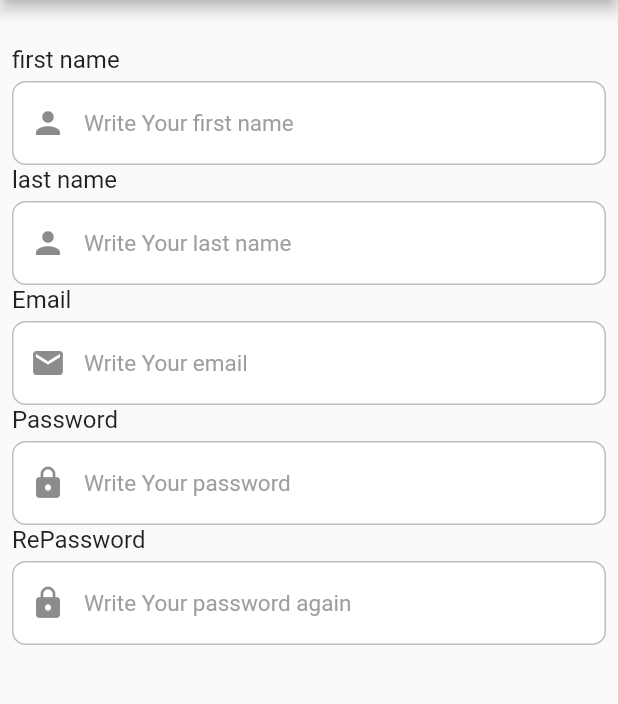
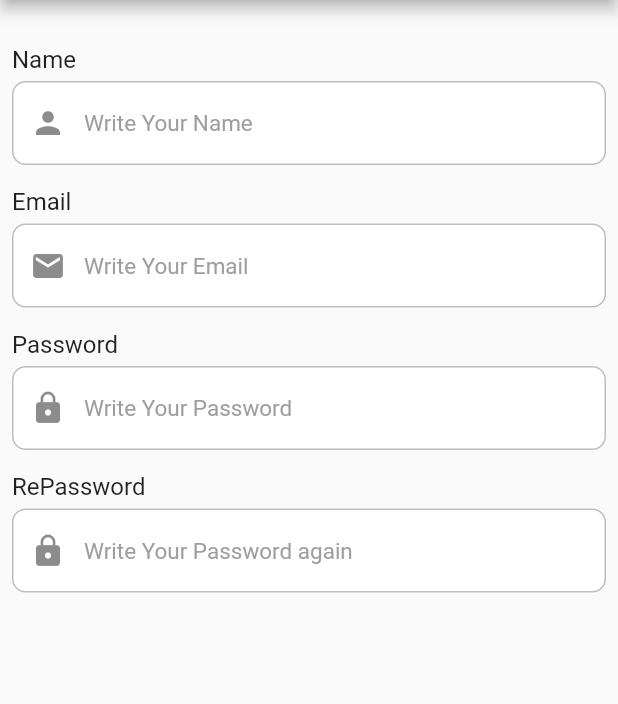
Before and after one commit to Mo0Khaled/handling-forms-demo, a Flutter app: the screen it shows after launch, on a phone screen of 412 x 824 dp, the part 84-788 px from its top. Run offline on Flutter 3.47's test engine with Material 2 defaults, Android fonts, the phone set to English and light mode, and no system bars; our stand-ins replace bloc, flutter_bloc, formz.

```diff
--- a/lib/signup/screen/sign_up_screen.dart
+++ b/lib/signup/screen/sign_up_screen.dart
@@ -16,28 +16,32 @@ class SignUpScreen extends StatelessWidget {
         child: ListView(
           children: const [
             DefaultTextField(
-              title: "first name",
-              hintText: "Write Your first name",
+              title: "Name",
+              hintText: "Write Your Name",
               prefixIcon: Icons.person,
             ),
-            DefaultTextField(
-              title: "last name",
-              hintText: "Write Your last name",
-              prefixIcon: Icons.person,
+            SizedBox(
+              height: 15,
             ),
             DefaultTextField(
               title: "Email",
-              hintText: "Write Your email",
+              hintText: "Write Your Email",
               prefixIcon: Icons.mail,
+            ),
+            SizedBox(
+              height: 15,
             ),
             DefaultTextField(
               title: "Password",
-              hintText: "Write Your password",
+              hintText: "Write Your Password",
               prefixIcon: Icons.lock,
+            ),
+            SizedBox(
+              height: 15,
             ),
             DefaultTextField(
               title: "RePassword",
-              hintText: "Write Your password again",
+              hintText: "Write Your Password again",
               prefixIcon: Icons.lock,
             ),
           ],
```
Also changed, not shown: lib/signup/data/validators/name_validator.dart (added, +17 -0 lines).
